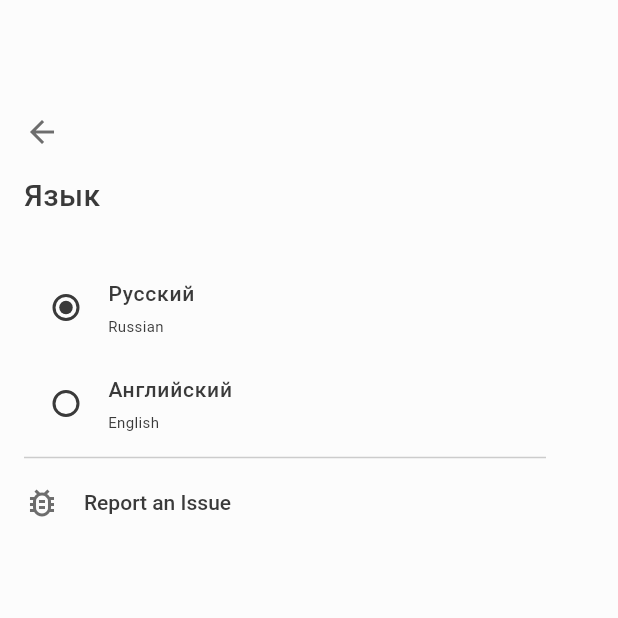
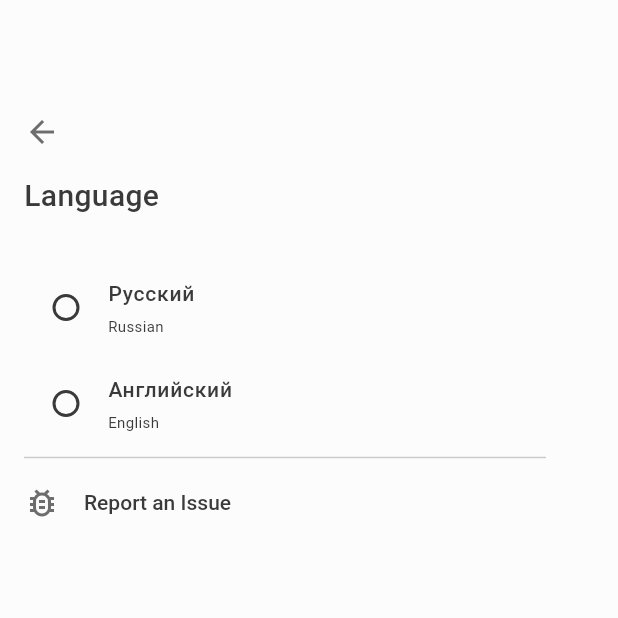
Before and after one commit to Eternal-Encoders/UrfuNavigator-mobile, a Flutter app: the LanguagePage screen opened by its route, on a phone screen of 412 x 824 dp, the top half of it. Run offline on Flutter 3.47's test engine with Material 3 defaults, Android fonts, the phone set to English and light mode, and no system bars; our stand-ins replace dartz, equatable, flutter_bloc, flutter_svg, freezed_annotation, get_it and 2 more; missing offline and left inert: slang, svg_path_parser, yandex_mapkit; accounts and stored records are empty; generated files the repository leaves out were written again; network calls fail; statements that could not run were skipped.

Commit message:
add internationalization

```diff
--- a/lib/feature/ui/pages/institute_page.dart
+++ b/lib/feature/ui/pages/institute_page.dart
@@ -54,7 +54,7 @@ class InstitutePage extends StatelessWidget {
                                 onPrimary: AppColors.accentBlueDark),
                           ),
                           child: FABWidgetExtended(
-                            title: I18N.fabRouteTitle,
+                            title: I18N(context).fabRouteTitle,
                             icon: Icons.explore_outlined,
                             backgroundColor: 0xffCBD8E4,
                             color: 0xFF074683,
--- a/lib/feature/ui/screens/home_screen.dart
+++ b/lib/feature/ui/screens/home_screen.dart
@@ -48,7 +48,7 @@ class HomeScreen extends StatelessWidget {
                     right: 16,
                     child: RepaintBoundary(
                       child: FABWidgetExtended(
-                        title: I18N.fabRouteTitle,
+                        title: I18N(context).fabRouteTitle,
                         icon: Icons.explore_outlined,
                         backgroundColor: 0xffFAE2CF,
                         color: 0xFFE77011,
@@ -60,7 +60,7 @@ class HomeScreen extends StatelessWidget {
                     right: 16,
                     child: RepaintBoundary(
                       child: FABWidgetExtended(
-                        title: I18N.fabCampusTitle,
+                        title: I18N(context).fabCampusTitle,
                         icon: Icons.sync_outlined,
                         backgroundColor: 0xffFCFCFC,
                         color: 0xFF6D6D6D,
--- a/lib/feature/ui/screens/language_screen.dart
+++ b/lib/feature/ui/screens/language_screen.dart
@@ -1,9 +1,12 @@
+import 'dart:developer' as developer;
+
 import 'package:flutter/material.dart';
+import 'package:shared_preferences/shared_preferences.dart';
 import 'package:urfu_navigator_mobile/common/app_colors.dart';
 import 'package:urfu_navigator_mobile/feature/ui/widgets/arrow_back.dart';
+import 'package:urfu_navigator_mobile/i18n/strings.g.dart';
+import 'package:urfu_navigator_mobile/locator_service.dart';
 import 'package:urfu_navigator_mobile/utils/const.dart';
-
-enum Language { russian, english }
 
 class LanguageScreen extends StatefulWidget {
   const LanguageScreen({super.key});
@@ -13,12 +16,21 @@ class LanguageScreen extends StatefulWidget {
 }
 
 class _LanguageScreenState extends State<LanguageScreen> {
-  Language? _language = Language.russian;
+  AppLocale? _language = sl<LocaleSettings>().currentLocale;
 
-  void setLanguage(Language? value) {
+  Future<void> setLanguage(AppLocale? value) async {
+    developer.log('selected language: $value');
+    sl<SharedPreferences>()
+        .setString(Constants.CACHED_LANGUAGE, value.toString());
+    value == AppLocale.ru
+        ? await sl<LocaleSettings>()
+            .setLocale(AppLocale.ru, listenToDeviceLocale: true)
+        : await sl<LocaleSettings>()
+            .setLocale(AppLocale.en, listenToDeviceLocale: true);
     setState(() {
       _language = value;
     });
+    developer.log('current language: ${sl<LocaleSettings>().currentLocale}');
   }
 
   @override
@@ -37,7 +49,7 @@ class _LanguageScreenState extends State<LanguageScreen> {
                   height: 16,
                 ),
                 Text(
-                  'Язык',
+                  I18N(context).settingsLanguageTitle,
                   style: TextStyle(
                     fontFamily: 'Roboto',
                     fontSize: 20,
@@ -77,14 +89,14 @@ class _LanguageScreenState extends State<LanguageScreen> {
                           padding: const EdgeInsets.all(0.0),
                           height: 24,
                           width: 24,
-                          child: Radio<Language>(
+                          child: Radio<AppLocale>(
                             activeColor: AppColors.accentGrayDark,
                             focusColor: AppColors.accentGrayDark,
                             fillColor: WidgetStateProperty.resolveWith<Color>(
                                 (Set<WidgetState> states) {
                               return AppColors.accentGrayDark;
                             }),
-                            value: Language.russian,
+                            value: AppLocale.ru,
                             groupValue: _language,
                             onChanged: setLanguage,
                           ),
@@ -116,14 +128,14 @@ class _LanguageScreenState extends State<LanguageScreen> {
                           padding: const EdgeInsets.all(0.0),
                           height: 24,
                           width: 24,
-                          child: Radio<Language>(
+                          child: Radio<AppLocale>(
                             activeColor: AppColors.accentGrayDark,
                             focusColor: AppColors.accentGrayDark,
                             fillColor: WidgetStateProperty.resolveWith<Color>(
                                 (Set<WidgetState> states) {
                               return AppColors.accentGrayDark;
                             }),
-                            value: Language.english,
+                            value: AppLocale.en,
                             groupValue: _language,
                             onChanged: setLanguage,
                           ),
@@ -171,7 +183,8 @@ class _LanguageScreenState extends State<LanguageScreen> {
                                           child: Row(
                                             children: [
                                               Flexible(
-                                                child: Text(I18N.reportTitle),
+                                                child: Text(
+                                                    I18N(context).reportTitle),
                                               ),
                                             ],
                                           ),
--- a/lib/feature/ui/screens/search_screen.dart
+++ b/lib/feature/ui/screens/search_screen.dart
@@ -114,7 +114,7 @@ class _SearchScreenState extends State<SearchScreen> {
               focusedBorder: InputBorder.none,
               enabledBorder: InputBorder.none,
               disabledBorder: InputBorder.none,
-              hintText: I18N.searchHint,
+              hintText: I18N(context).searchHint,
               hintStyle: TextStyle(fontSize: 12, color: AppColors.accentGray),
               suffixIcon: Tooltip(
                 message: 'Profile',
--- a/lib/feature/ui/widgets/fab_extended.dart
+++ b/lib/feature/ui/widgets/fab_extended.dart
@@ -38,7 +38,7 @@ class FABWidgetExtended extends StatelessWidget {
             backgroundColor: Color(backgroundColor),
             // foregroundColor: Colors.black,
             onPressed: () {
-              title == I18N.fabRouteTitle
+              title == I18N(context).fabRouteTitle
                   ? Navigator.pushNamed(context, RoutePaths.route)
                   : null;
             },
--- a/lib/feature/ui/widgets/home_search_bar.dart
+++ b/lib/feature/ui/widgets/home_search_bar.dart
@@ -45,7 +45,7 @@ class _HomeSearchBarState extends State<HomeSearchBar> {
               focusedBorder: InputBorder.none,
               enabledBorder: InputBorder.none,
               disabledBorder: InputBorder.none,
-              hintText: I18N.searchHint,
+              hintText: I18N(context).searchHint,
               hintStyle: TextStyle(fontSize: 12, color: AppColors.accentGray),
               suffixIcon: Tooltip(
                 message: 'Profile',
--- a/lib/feature/ui/widgets/institute_search.dart
+++ b/lib/feature/ui/widgets/institute_search.dart
@@ -65,7 +65,7 @@ class SearchField extends StatelessWidget {
           focusedBorder: InputBorder.none,
           enabledBorder: InputBorder.none,
           disabledBorder: InputBorder.none,
-          hintText: I18N.searchHint,
+          hintText: I18N(context).searchHint,
           hintStyle: TextStyle(fontSize: 12, color: AppColors.accentGray),
           prefixIcon: Tooltip(
             message: 'Search',
--- a/lib/i18n/ru.i18n.json
+++ b/lib/i18n/ru.i18n.json
@@ -1,7 +1,7 @@
 {
     "Wait": "Подождите...",
     "To": "Куда",
-    "From": "От",
+    "From": "Откуда",
     "SearchForAudiencesAndPlaces": "Поиск аудиторий и мест",
     "Language": "Язык",
     "Settings": "Настройки",
--- a/lib/locator_service.dart
+++ b/lib/locator_service.dart
@@ -35,6 +35,7 @@ import 'package:urfu_navigator_mobile/feature/ui/bloc/institute/institute_bloc.d
 import 'package:urfu_navigator_mobile/feature/ui/bloc/institutes/institutes_bloc.dart';
 import 'package:urfu_navigator_mobile/feature/ui/bloc/path/path_bloc.dart';
 import 'package:urfu_navigator_mobile/feature/ui/bloc/search/search_bloc.dart';
+import 'package:urfu_navigator_mobile/i18n/strings.g.dart';
 
 final sl = GetIt.instance;
 
@@ -96,4 +97,5 @@ Future<void> init() async {
   sl.registerLazySingleton<http.Client>(() => http.Client());
   sl.registerLazySingleton<InternetConnectionChecker>(
       () => InternetConnectionChecker());
+  sl.registerLazySingleton<LocaleSettings>(() => LocaleSettings.instance);
 }
--- a/lib/utils/const.dart
+++ b/lib/utils/const.dart
@@ -1,3 +1,4 @@
+// ignore_for_file: public_member_api_docs, sort_constructors_first
 // ignore_for_file: constant_identifier_names
 
 import 'package:flutter/material.dart';
@@ -73,6 +74,7 @@ class Constants {
   static const double PAINT_SERVICE_STROKE_WIDTH = 5;
 
   static const String CACHED_SEARCH_LIST = "CACHED_SEARCH_LIST";
+  static const String CACHED_LANGUAGE = "CACHED_LANGUAGE";
 
   static const String ROUTE_CATEGORY_COFFEE_INITIAL_VALUE = 'Кафе';
   static const String ROUTE_CATEGORY_COFFEMACHINE_INITIAL_VALUE = 'Кафе';
@@ -91,52 +93,82 @@ class Constants {
 }
 
 class I18N {
-  static String searchHint = t.SearchForAudiencesAndPlaces;
+  final BuildContext context;
+  I18N(this.context);
 
-  static String fabCampusTitle = t.Fab.CampusTitle;
-  static String fabRouteTitle = t.Fab.RouteTitle;
+  String get searchHint => Translations.of(context).SearchForAudiencesAndPlaces;
 
-  static String sliderHistoryTitle = t.Slider.HistoryTitle;
-  static String sliderCategoryTitle = t.Slider.CategoryTitle;
+  String get fabCampusTitle => Translations.of(context).Fab.CampusTitle;
+  String get fabRouteTitle => Translations.of(context).Fab.RouteTitle;
 
-  static String routeFoodTitle = t.FoodTitle;
-  static String routeSocietyPlacesTitle = t.SocietyPlacesTitle;
-  static String routeServicesTitle = t.ServicesTitle;
-  static String routeAdministrationTitle = t.AdministrationTitle;
+  String get sliderHistoryTitle => Translations.of(context).Slider.HistoryTitle;
+  String get sliderCategoryTitle =>
+      Translations.of(context).Slider.CategoryTitle;
 
-  static String routeCategoryCoffeeTitle = t.Category.CoffeeTitle;
-  static String routeCategoryCoffeemachineTitle = t.Category.CoffeemachineTitle;
-  static String routeCategoryVendingTitle = t.Category.VendingTitle;
-  static String routeCategoryDinningTitle = t.Category.DinningTitle;
-  static String routeCategoryToiletmTitle = t.Category.ToiletmTitle;
-  static String routeCategoryToiletwTitle = t.Category.ToiletwTitle;
-  static String routeCategoryWardrobeTitle = t.Category.WardrobeTitle;
-  static String routeCategoryCoworkingTitle = t.Category.CoworkingTitle;
-  static String routeCategoryPrintTitle = t.Category.PrintTitle;
-  static String routeCategoryWaterpumpTitle = t.Category.WaterpumpTitle;
-  static String routeCategoryChargerTitle = t.Category.ChargerTitle;
-  static String routeCategoryAtmTitle = t.Category.AtmTitle;
-  static String routeCategoryStudentsTitle = t.Category.StudentsTitle;
-  static String routeCategoryDeaneryTitle = t.Category.DeaneryTitle;
+  String get routeFromHint => Translations.of(context).From;
+  String get routeToHint => Translations.of(context).To;
+  String get routeFoodTitle => Translations.of(context).FoodTitle;
+  String get routeSocietyPlacesTitle =>
+      Translations.of(context).SocietyPlacesTitle;
+  String get routeServicesTitle => Translations.of(context).ServicesTitle;
+  String get routeAdministrationTitle =>
+      Translations.of(context).AdministrationTitle;
 
-  static String overlayFeedbackTitle = t.FeedbackTitle;
-  static String overlayFeedbackSubtitle = t.FeedbackSubtitle;
-  static String overlayReportSubtitle = t.ReportSubtitle;
-  static String overlaySettingsSubtitle = t.SettingsSubtitle;
+  String get routeCategoryCoffeeTitle =>
+      Translations.of(context).Category.CoffeeTitle;
+  String get routeCategoryCoffeemachineTitle =>
+      Translations.of(context).Category.CoffeemachineTitle;
+  String get routeCategoryVendingTitle =>
+      Translations.of(context).Category.VendingTitle;
+  String get routeCategoryDinningTitle =>
+      Translations.of(context).Category.DinningTitle;
+  String get routeCategoryToiletmTitle =>
+      Translations.of(context).Category.ToiletmTitle;
+  String get routeCategoryToiletwTitle =>
+      Translations.of(context).Category.ToiletwTitle;
+  String get routeCategoryWardrobeTitle =>
+      Translations.of(context).Category.WardrobeTitle;
+  String get routeCategoryCoworkingTitle =>
+      Translations.of(context).Category.CoworkingTitle;
+  String get routeCategoryPrintTitle =>
+      Translations.of(context).Category.PrintTitle;
+  String get routeCategoryWaterpumpTitle =>
+      Translations.of(context).Category.WaterpumpTitle;
+  String get routeCategoryChargerTitle =>
+      Translations.of(context).Category.ChargerTitle;
+  String get routeCategoryAtmTitle =>
+      Translations.of(context).Category.AtmTitle;
+  String get routeCategoryStudentsTitle =>
+      Translations.of(context).Category.StudentsTitle;
+  String get routeCategoryDeaneryTitle =>
+      Translations.of(context).Category.DeaneryTitle;
 
-  static String settingsLanguageTitle = t.Settings;
-  static String settingsLanguageSubtitle = t.SettingsSubtitle;
+  String get overlayFeedbackTitle => Translations.of(context).FeedbackTitle;
+  String get overlayFeedbackSubtitle =>
+      Translations.of(context).FeedbackSubtitle;
+  String get overlayReportSubtitle => Translations.of(context).ReportSubtitle;
+  String get overlaySettingsSubtitle =>
+      Translations.of(context).SettingsSubtitle;
 
-  static String settingsPersonalizationTitle = t.PersonalizationTitle;
-  static String settingsPersonalizationSubtitle = t.PersonalizationTitle;
+  String get settingsTitle => Translations.of(context).Settings;
+  String get settingsLanguageTitle => Translations.of(context).Language;
+  String get settingsLanguageSubtitle =>
+      Translations.of(context).SettingsSubtitle;
 
-  static String settingsNotificationTitle = t.NotificationTitle;
-  static String settingsNotificationSubtitle = t.NotificationSubtitle;
+  String get settingsPersonalizationTitle =>
+      Translations.of(context).PersonalizationTitle;
+  String get settingsPersonalizationSubtitle =>
+      Translations.of(context).PersonalizationTitle;
 
-  static String settingsNewsTitle = t.NewsTitle;
-  static String settingsNewsSubtitle = t.NewsSubtitle;
+  String get settingsNotificationTitle =>
+      Translations.of(context).NotificationTitle;
+  String get settingsNotificationSubtitle =>
+      Translations.of(context).NotificationSubtitle;
 
-  static String reportTitle = t.ReportTitle;
+  String get settingsNewsTitle => Translations.of(context).NewsTitle;
+  String get settingsNewsSubtitle => Translations.of(context).NewsSubtitle;
+
+  String get reportTitle => Translations.of(context).ReportTitle;
 }
 
 class RoutePaths {
--- a/pubspec.yaml
+++ b/pubspec.yaml
@@ -1,7 +1,7 @@
 name: urfu_navigator_mobile
 description: "The flutter project for urfu_navigator"
 publish_to: 'none'
-version: 0.3.0
+version: 0.4.0
 
 environment:
   sdk: ^3.5.3
```
Also changed, not shown: lib/feature/ui/screens/route_screen.dart (+31 -29 lines), lib/feature/ui/screens/settings_screen.dart (+9 -9 lines), lib/feature/ui/widgets/overlay_profile.dart (+6 -6 lines), lib/main.dart (+17 -1 lines), lib/i18n/strings.g.dart, lib/i18n/strings_ru.g.dart.
